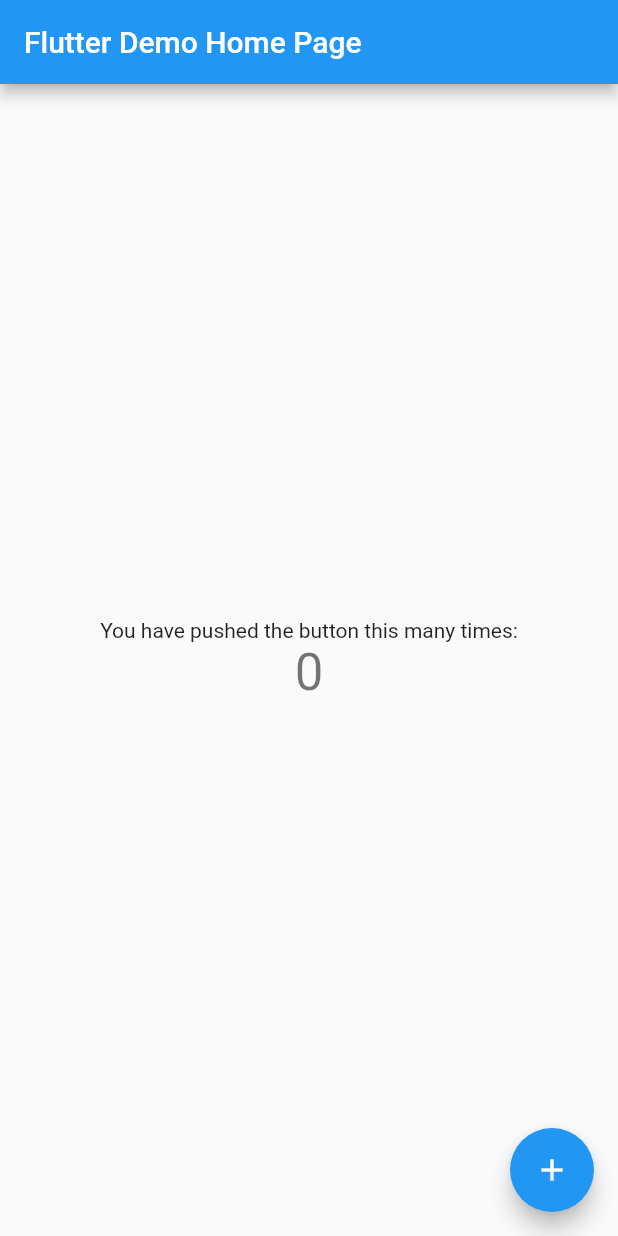
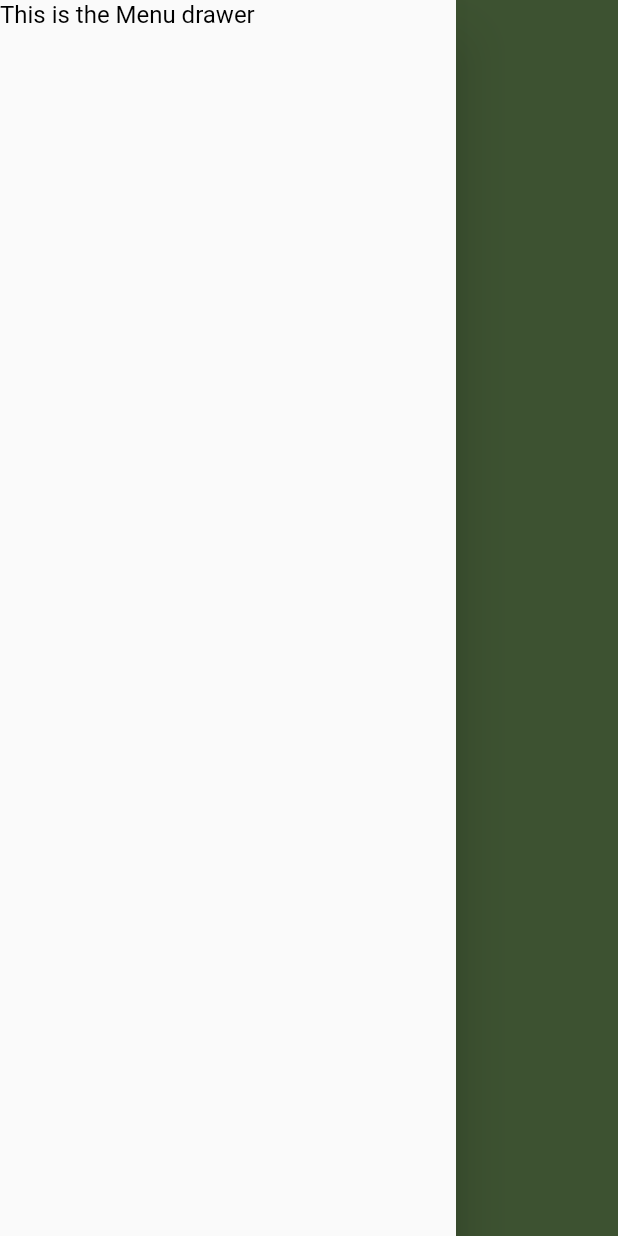
Before and after one commit to denmau-zz/rada_chat, a Flutter app: the screen it shows after launch, with the side drawer open (before the commit the screen has no drawer), on a phone screen of 412 x 824 dp. Run offline on Flutter 3.47's test engine with Material 2 defaults, Android fonts, the phone set to English and light mode, and no system bars.

Commit message:
base project set up

```diff
--- a/lib/main.dart
+++ b/lib/main.dart
@@ -1,113 +1,21 @@
 import 'package:flutter/material.dart';
+import 'package:rada_chat/routes/routes.dart';
+import 'package:rada_chat/screens/chat/ChatScreen.dart';
 
 void main() {
-  runApp(MyApp());
+  runApp(RadaChatApp());
 }
 
-class MyApp extends StatelessWidget {
+class RadaChatApp extends StatelessWidget {
   // This widget is the root of your application.
   @override
   Widget build(BuildContext context) {
     return MaterialApp(
-      title: 'Flutter Demo',
-      theme: ThemeData(
-        // This is the theme of your application.
-        //
-        // Try running your application with "flutter run". You'll see the
-        // application has a blue toolbar. Then, without quitting the app, try
-        // changing the primarySwatch below to Colors.green and then invoke
-        // "hot reload" (press "r" in the console where you ran "flutter run",
-        // or simply save your changes to "hot reload" in a Flutter IDE).
-        // Notice that the counter didn't reset back to zero; the application
-        // is not restarted.
-        primarySwatch: Colors.blue,
-      ),
-      home: MyHomePage(title: 'Flutter Demo Home Page'),
+      title: 'Rada Chat',
+      theme: ThemeData.light(),
+      debugShowCheckedModeBanner: false,
+      initialRoute: ChatScreen.routeName,
+      routes: routes,
     );
   }
 }
-
-class MyHomePage extends StatefulWidget {
-  MyHomePage({Key key, this.title}) : super(key: key);
-
-  // This widget is the home page of your application. It is stateful, meaning
-  // that it has a State object (defined below) that contains fields that affect
-  // how it looks.
-
-  // This class is the configuration for the state. It holds the values (in this
-  // case the title) provided by the parent (in this case the App widget) and
-  // used by the build method of the State. Fields in a Widget subclass are
-  // always marked "final".
-
-  final String title;
-
-  @override
-  _MyHomePageState createState() => _MyHomePageState();
-}
-
-class _MyHomePageState extends State<MyHomePage> {
-  int _counter = 0;
-
-  void _incrementCounter() {
-    setState(() {
-      // This call to setState tells the Flutter framework that something has
-      // changed in this State, which causes it to rerun the build method below
-      // so that the display can reflect the updated values. If we changed
-      // _counter without calling setState(), then the build method would not be
-      // called again, and so nothing would appear to happen.
-      _counter++;
-    });
-  }
-
-  @override
-  Widget build(BuildContext context) {
-    // This method is rerun every time setState is called, for instance as done
-    // by the _incrementCounter method above.
-    //
-    // The Flutter framework has been optimized to make rerunning build methods
-    // fast, so that you can just rebuild anything that needs updating rather
-    // than having to individually change instances of widgets.
-    return Scaffold(
-      appBar: AppBar(
-        // Here we take the value from the MyHomePage object that was created by
-        // the App.build method, and use it to set our appbar title.
-        title: Text(widget.title),
-      ),
-      body: Center(
-        // Center is a layout widget. It takes a single child and positions it
-        // in the middle of the parent.
-        child: Column(
-          // Column is also a layout widget. It takes a list of children and
-          // arranges them vertically. By default, it sizes itself to fit its
-          // children horizontally, and tries to be as tall as its parent.
-          //
-          // Invoke "debug painting" (press "p" in the console, choose the
-          // "Toggle Debug Paint" action from the Flutter Inspector in Android
-          // Studio, or the "Toggle Debug Paint" command in Visual Studio Code)
-          // to see the wireframe for each widget.
-          //
-          // Column has various properties to control how it sizes itself and
-          // how it positions its children. Here we use mainAxisAlignment to
-          // center the children vertically; the main axis here is the vertical
-          // axis because Columns are vertical (the cross axis would be
-          // horizontal).
-          mainAxisAlignment: MainAxisAlignment.center,
-          children: <Widget>[
-            Text(
-              'You have pushed the button this many times:',
-            ),
-            Text(
-              '$_counter',
-              style: Theme.of(context).textTheme.headline4,
-            ),
-          ],
-        ),
-      ),
-      floatingActionButton: FloatingActionButton(
-        onPressed: _incrementCounter,
-        tooltip: 'Increment',
-        child: Icon(Icons.add),
-      ), // This trailing comma makes auto-formatting nicer for build methods.
-    );
-  }
-}
--- /dev/null
+++ b/lib/menu_drawer.dart
@@ -0,0 +1,34 @@
+import 'package:flutter/material.dart';
+import 'package:rada_chat/constants/constants.dart';
+
+class MenuDrawer extends StatefulWidget {
+  const MenuDrawer({
+    Key key,
+  }) : super(key: key);
+
+  @override
+  _MenuDrawerState createState() => _MenuDrawerState();
+}
+
+class _MenuDrawerState extends State<MenuDrawer> {
+  @override
+  Widget build(BuildContext context) {
+    return Drawer(
+      child: Column(
+        crossAxisAlignment: CrossAxisAlignment.start,
+        mainAxisSize: MainAxisSize.min,
+        children: [
+          ListView(
+            shrinkWrap: true,
+            children: <Widget>[
+              Text(
+                'This is the Menu drawer',
+                style: kBodyText,
+              ),
+            ],
+          ),
+        ],
+      ),
+    );
+  }
+}
--- /dev/null
+++ b/lib/routes/routes.dart
@@ -0,0 +1,6 @@
+import 'package:flutter/material.dart';
+import 'package:rada_chat/screens/chat/ChatScreen.dart';
+
+Map<String, WidgetBuilder> routes = {
+  ChatScreen.routeName: (context) => ChatScreen(),
+};
--- /dev/null
+++ b/lib/screens/chat/ChatScreen.dart
@@ -0,0 +1,34 @@
+import 'dart:developer';
+
+import 'package:flutter/material.dart';
+import 'package:rada_chat/constants/constants.dart';
+
+import '../../menu_drawer.dart';
+
+class ChatScreen extends StatefulWidget {
+
+  static String routeName = "/chat";
+
+  const ChatScreen({Key key}) : super(key: key);
+
+  @override
+  _ChatScreenState createState() => _ChatScreenState();
+}
+
+class _ChatScreenState extends State<ChatScreen> {
+  @override
+  Widget build(BuildContext context) {
+    final _scaffoldKey = GlobalKey<ScaffoldState>();
+    log("Entered chat screen");
+
+    return Scaffold(
+      key: _scaffoldKey,
+      drawer: MenuDrawer(),
+      body: SafeArea(
+        child: Container(
+          color: kAscentGreen,
+        ),
+      ),
+    );
+  }
+}
```
Also changed, not shown: lib/constants/constants.dart (added, +44 -0 lines), pubspec.yaml (+17 -40 lines), assets/fonts/Montserrat-Bold.ttf (added), assets/fonts/Montserrat-Regular.ttf (added), assets/fonts/Montserrat-SemiBold.ttf (added), assets/fonts/Roboto-Bold.ttf (added), assets/fonts/Roboto-Regular.ttf (added), assets/icons/bxs-notification.svg (added), assets/icons/edit_icon.svg (added), assets/icons/ios-checkmark-circle.svg (added), assets/icons/next-filled.svg (added), assets/icons/notification-off-filled.svg (added), assets/icons/notification-solid-badged.svg (added), assets/icons/person_black_24dp.svg (added), 2 other files.
